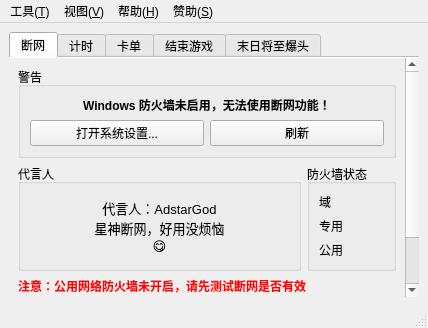
This is EliteSpeedrunTool/MainWindow.ui in GTA5Oracle/EliteSpeedrunTool as Qt 5 draws it before an edit. The edited form follows.
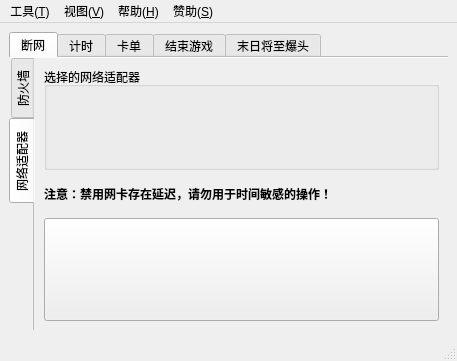
This is the edited form. The open tabs and pages were chosen to show the change. Icons and pictures are not drawn.

Commit message: [feature] Support disabling network adapters

```diff
--- a/EliteSpeedrunTool/MainWindow.ui
+++ b/EliteSpeedrunTool/MainWindow.ui
@@ -9,8 +9,8 @@
    <rect>
     <x>0</x>
     <y>0</y>
-    <width>428</width>
-    <height>328</height>
+    <width>457</width>
+    <height>361</height>
    </rect>
   </property>
   <widget class="QWidget" name="centralwidget">
@@ -44,6 +44,25 @@
          <number>0</number>
         </property>
         <item>
+         <widget class="QTabWidget" name="tabWidget_2">
+          <property name="tabPosition">
+           <enum>QTabWidget::West</enum>
+          </property>
+          <property name="currentIndex">
+           <number>0</number>
+          </property>
+          <property name="documentMode">
+           <bool>true</bool>
+          </property>
+          <widget class="QWidget" name="tab_3">
+           <attribute name="title">
+            <string>防火墙</string>
+           </attribute>
+           <layout class="QVBoxLayout" name="verticalLayout_11">
+            <property name="rightMargin">
+             <number>0</number>
+            </property>
+            <item>
          <widget class="QScrollArea" name="scrollArea">
           <property name="frameShape">
            <enum>QFrame::NoFrame</enum>
@@ -56,65 +75,23 @@
             <rect>
              <x>0</x>
              <y>0</y>
-             <width>396</width>
-             <height>298</height>
+                 <width>389</width>
+                 <height>272</height>
             </rect>
            </property>
            <layout class="QVBoxLayout" name="verticalLayout_6">
-            <item>
-             <widget class="QGroupBox" name="groupBoxFirewallState">
-              <property name="sizePolicy">
-               <sizepolicy hsizetype="Preferred" vsizetype="Expanding">
-                <horstretch>0</horstretch>
-                <verstretch>0</verstretch>
-               </sizepolicy>
-              </property>
-              <property name="title">
-               <string>警告</string>
-              </property>
-              <layout class="QVBoxLayout" name="verticalLayout_5">
-               <item>
-                <widget class="QLabel" name="labFirewallEnableTip">
-                 <property name="font">
-                  <font>
-                   <bold>true</bold>
-                  </font>
-                 </property>
-                 <property name="text">
-                  <string>Windows 防火墙未启用，无法使用断网功能！</string>
-                 </property>
-                 <property name="alignment">
-                  <set>Qt::AlignCenter</set>
-                 </property>
-                 <property name="wordWrap">
-                  <bool>true</bool>
-                 </property>
-                </widget>
-               </item>
-               <item>
-                <layout class="QHBoxLayout" name="horizontalLayout">
-                 <property name="sizeConstraint">
-                  <enum>QLayout::SetMinimumSize</enum>
-                 </property>
-                 <item>
-                  <widget class="QPushButton" name="pbFirewallOpenSysWindow">
-                   <property name="text">
-                    <string>打开系统设置...</string>
-                   </property>
-                  </widget>
-                 </item>
-                 <item>
-                  <widget class="QPushButton" name="pbFirewallRefreshState">
-                   <property name="text">
-                    <string>刷新</string>
-                   </property>
-                  </widget>
-                 </item>
-                </layout>
-               </item>
-              </layout>
-             </widget>
-            </item>
+                <property name="leftMargin">
+                 <number>0</number>
+                </property>
+                <property name="topMargin">
+                 <number>0</number>
+                </property>
+                <property name="rightMargin">
+                 <number>9</number>
+                </property>
+                <property name="bottomMargin">
+                 <number>0</number>
+                </property>
             <item>
              <layout class="QHBoxLayout" name="horizontalLayout_2">
               <item>
@@ -291,6 +268,76 @@
         </item>
        </layout>
       </widget>
+          <widget class="QWidget" name="tab_4">
+           <attribute name="title">
+            <string>网络适配器</string>
+           </attribute>
+           <layout class="QVBoxLayout" name="verticalLayout_12">
+            <item>
+             <widget class="QGroupBox" name="groupBox_3">
+              <property name="title">
+               <string>选择的网络适配器</string>
+              </property>
+              <layout class="QVBoxLayout" name="verticalLayout_14">
+               <item>
+                <widget class="QLabel" name="labSelectedNetworkAdapters">
+                 <property name="sizePolicy">
+                  <sizepolicy hsizetype="Preferred" vsizetype="Preferred">
+                   <horstretch>0</horstretch>
+                   <verstretch>0</verstretch>
+                  </sizepolicy>
+                 </property>
+                 <property name="text">
+                  <string/>
+                 </property>
+                </widget>
+               </item>
+              </layout>
+             </widget>
+            </item>
+            <item>
+             <widget class="QLabel" name="label_4">
+              <property name="sizePolicy">
+               <sizepolicy hsizetype="Preferred" vsizetype="Maximum">
+                <horstretch>0</horstretch>
+                <verstretch>0</verstretch>
+               </sizepolicy>
+              </property>
+              <property name="font">
+               <font>
+                <bold>true</bold>
+               </font>
+              </property>
+              <property name="text">
+               <string>注意：禁用网卡存在延迟，请勿用于时间敏感的操作！</string>
+              </property>
+              <property name="wordWrap">
+               <bool>true</bool>
+              </property>
+             </widget>
+            </item>
+            <item>
+             <widget class="QPushButton" name="pbDisableNetworkAdapters">
+              <property name="sizePolicy">
+               <sizepolicy hsizetype="Minimum" vsizetype="Minimum">
+                <horstretch>0</horstretch>
+                <verstretch>0</verstretch>
+               </sizepolicy>
+              </property>
+              <property name="text">
+               <string/>
+              </property>
+              <property name="checkable">
+               <bool>true</bool>
+              </property>
+             </widget>
+            </item>
+           </layout>
+          </widget>
+         </widget>
+        </item>
+       </layout>
+      </widget>
       <widget class="QWidget" name="tabTimer">
        <attribute name="title">
         <string>计时</string>
@@ -712,8 +759,8 @@
     <rect>
      <x>0</x>
      <y>0</y>
-     <width>428</width>
-     <height>21</height>
+     <width>457</width>
+     <height>20</height>
     </rect>
    </property>
    <widget class="QMenu" name="menuHelp">
```
Left out of the diff: 54 changed lines with no effect on the pictures. Lines whose indentation alone changed are shown as unchanged. The commit also changes 14 other files.
